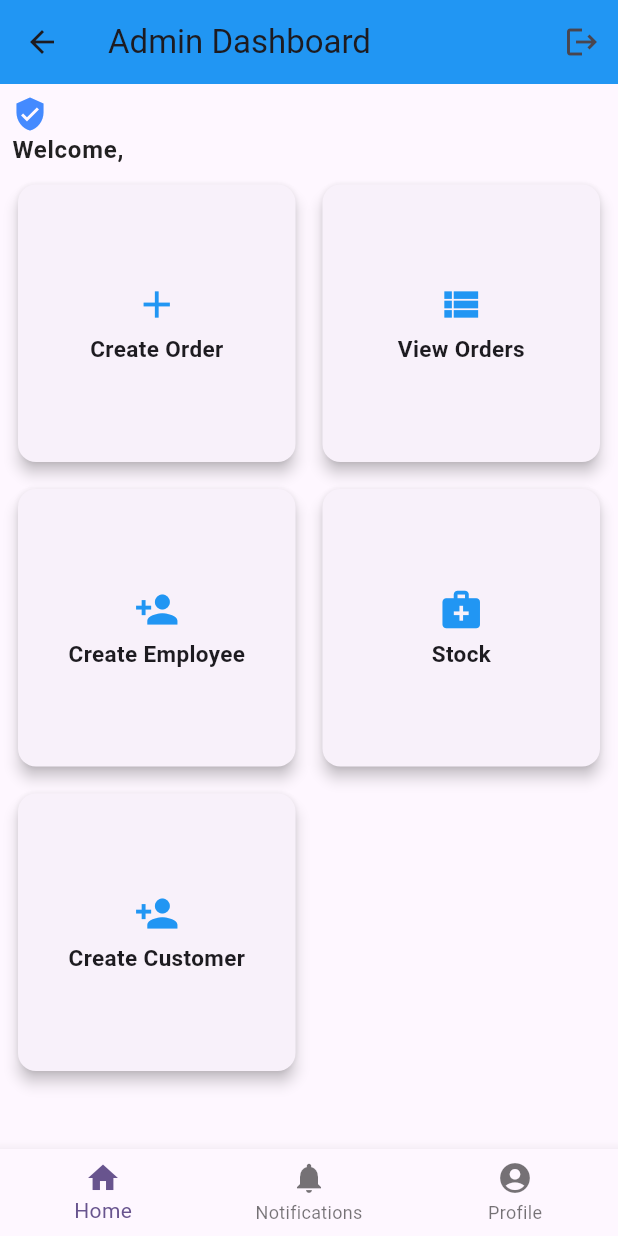
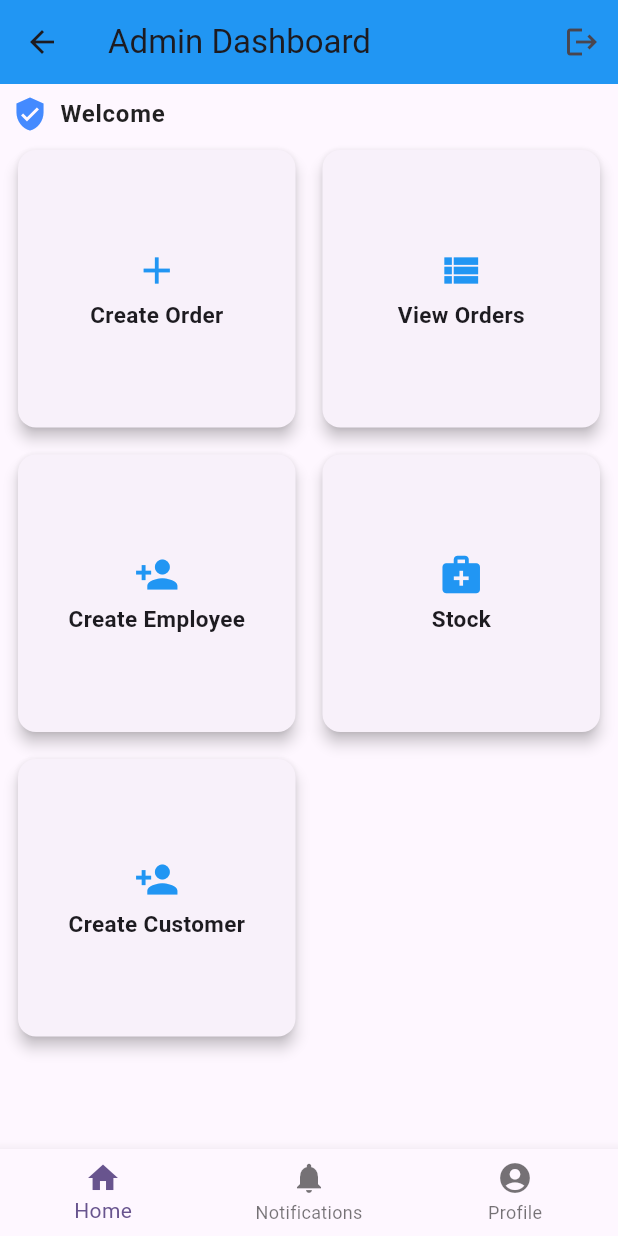
Before and after one commit to sharmaG45/Sona-Medico-Frontend, a Flutter app: the Admindashboard screen opened directly with empty values, on a phone screen of 412 x 824 dp. Run offline on Flutter 3.47's test engine with Material 3 defaults, Android fonts, the phone set to English and light mode, and no system bars; our stand-ins replace shared_preferences; accounts and stored records are empty.

Commit message:
final touch of admin page

```diff
--- a/lib/AdminDashboard.dart
+++ b/lib/AdminDashboard.dart
@@ -184,30 +184,34 @@ class Admindashboard extends StatelessWidget {
         children: [
           if (isWide) _buildSidebar(context),
           Expanded(
+            child: SingleChildScrollView(
               child: Padding(
-              padding: const EdgeInsets.all(8.0), // Smaller padding
+                padding: const EdgeInsets.all(8.0),
                 child: Column(
                   crossAxisAlignment: CrossAxisAlignment.start,
                   children: [
-                  Icon(Icons.verified_user, color: Colors.blueAccent, size: 24), // smaller icon
-                  const SizedBox(width: 8),
+                    const Row(
+                      children: [
+                        Icon(Icons.verified_user, color: Colors.blueAccent, size: 24),
+                        SizedBox(width: 8),
                         Text(
-                    "Welcome, $username",
-                    style: const TextStyle(
+                          "Welcome",
+                          style: TextStyle(
                             fontSize: 16,
                             fontWeight: FontWeight.w600,
                             letterSpacing: 0.5,
                             color: Colors.black87,
                           ),
                         ),
-                  const SizedBox(height: 8), // Smaller gap
-                  // Create a matrix-like grid layout
+                      ],
+                    ),
+                    const SizedBox(height: 8),
                     GridView.count(
-                    crossAxisCount: 2, // 3 columns to form a matrix
-                    crossAxisSpacing: 10, // Reduced spacing between columns
-                    mainAxisSpacing: 10, // Reduced spacing between rows
+                      crossAxisCount: 2,
+                      crossAxisSpacing: 10,
+                      mainAxisSpacing: 10,
                       shrinkWrap: true,
-                    physics: NeverScrollableScrollPhysics(), // Disable scrolling in grid
+                      physics: const NeverScrollableScrollPhysics(),
                       children: [
                         _buildFeatureCard('Create Order', Icons.add, () {
                           _navigateTo('create_order', context);
@@ -233,6 +237,7 @@ class Admindashboard extends StatelessWidget {
                       ],
                     ),
                   ],
+                ),
               ),
             ),
           ),
--- a/lib/order_list.dart
+++ b/lib/order_list.dart
@@ -360,7 +360,7 @@ class _OrderListScreenState extends State<OrderListScreen> {
         itemBuilder: (_, index) {
           final order = orders[index];
 
-          // ✅ Skip rendering hidden orders
+          //  Skip rendering hidden orders
           if (hiddenOrderIds.contains(order['id'])) {
             return const SizedBox.shrink();
           }
--- a/lib/signup.dart
+++ b/lib/signup.dart
@@ -13,7 +13,7 @@ class Signup extends StatelessWidget {
     required String password,
     required BuildContext context,
   }) async {
-    const String apiUrl = 'https://sona-medico-backend.onrender.com/api/v1/admin/signup';
+    const String apiUrl = 'https://sona-medico-backend.onrender.com/api/v1/signup';
 
     try {
       final response = await http.post(
```
Also changed, not shown: lib/StockListScreen.dart (+100 -10 lines), lib/cartPage.dart (+8 -6 lines), lib/signin.dart (+13 -0 lines). Lines whose indentation alone changed are shown as unchanged.
